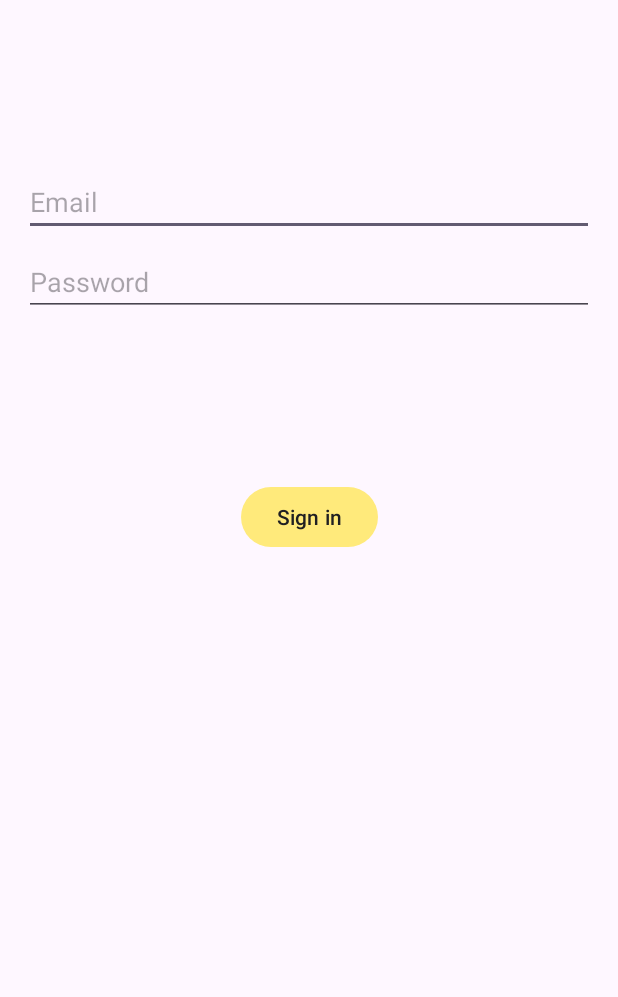
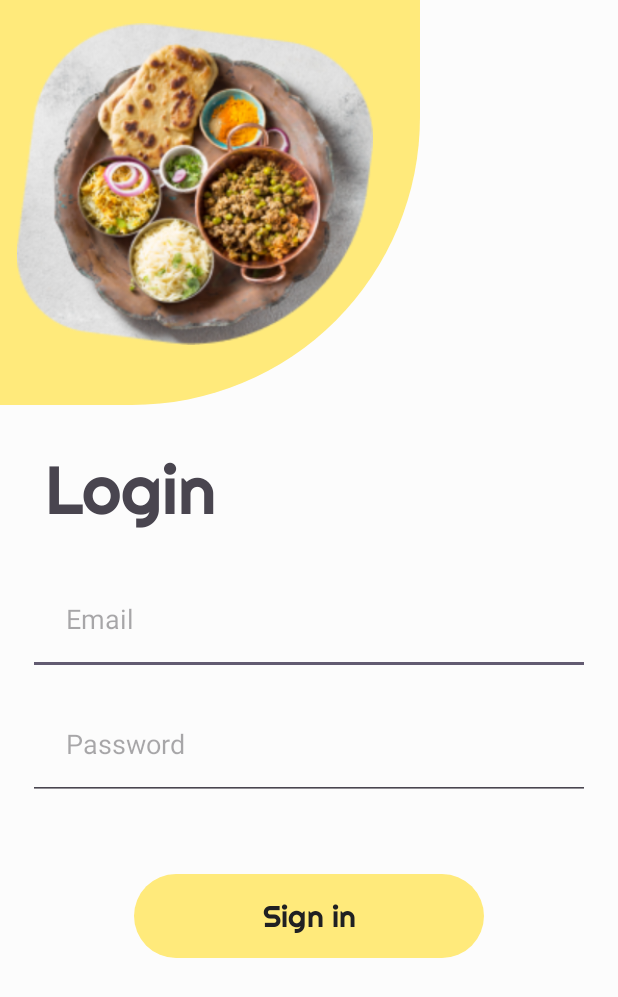
Before and after one commit to Sd023/Entrees, an Android app: the screen it shows after launch (LoginScreen), on a phone screen of 412 x 824 dp. Shown: the top 997 px of the screen. Run offline under Robolectric (Android 15) with nearby library versions, the phone set to English and light mode, and no system bars; our stand-ins replace Firebase (no records; nobody signed in at launch, a user with empty details on screens opened directly).

Commit message:
Login Firebase integration. Code update

```diff
--- a/app/build.gradle.kts
+++ b/app/build.gradle.kts
@@ -91,4 +91,7 @@ dependencies {
     implementation("com.google.firebase:firebase-auth")
     implementation("com.google.firebase:firebase-database")
 
+    implementation (libs.androidx.lifecycle.viewmodel.ktx.v231)
+
+
 }
--- a/app/src/main/java/com/sdapps/entres/ui/login/LoginHelper.kt
+++ b/app/src/main/java/com/sdapps/entres/ui/login/LoginHelper.kt
@@ -12,12 +12,15 @@ interface LoginHelper {
 
         fun showError(msg : String?)
 
+        fun moveToNextScreen(loginBO: loginBO)
+
     }
 
     interface Presenter{
         fun attachView(view: LoginHelper.View, context: Context)
         fun detachView()
         fun login(
+            firebaseAuth: FirebaseAuth,
             userName: String,
             password: String
         )
--- a/app/src/main/java/com/sdapps/entres/ui/login/loginBO.kt
+++ b/app/src/main/java/com/sdapps/entres/ui/login/loginBO.kt
@@ -3,5 +3,9 @@ package com.sdapps.entres.ui.login
 class loginBO {
 
     var username: String? = null
-    var password : String? = null
+    var password: String? = null
+
+    var userRole : String? = null
+    var imgUrl : String? = null
+    var createdDate : String? = null
 }
--- /dev/null
+++ b/app/src/main/res/drawable/login_shape.xml
@@ -0,0 +1,13 @@
+<?xml version="1.0" encoding="utf-8"?>
+<shape xmlns:android="http://schemas.android.com/apk/res/android"
+    android:shape="rectangle">
+
+    <corners
+        android:topLeftRadius="0dp"
+        android:topRightRadius="0dp"
+        android:bottomLeftRadius="0dp"
+        android:bottomRightRadius="192dp"/>
+
+    <solid android:color="@color/primary_light" />
+
+</shape>
--- /dev/null
+++ b/app/src/main/res/drawable/login_shape_2.xml
@@ -0,0 +1,14 @@
+<?xml version="1.0" encoding="utf-8"?>
+<shape xmlns:android="http://schemas.android.com/apk/res/android"
+    android:shape="rectangle">
+
+    <corners
+        android:topLeftRadius="192dp"
+        android:topRightRadius="0dp"
+        android:bottomLeftRadius="0dp"
+        android:bottomRightRadius="0dp"/>
+
+    <solid android:color="@color/primary_light" />
+    >
+
+</shape>
--- a/app/src/main/res/layout/activity_login_screen.xml
+++ b/app/src/main/res/layout/activity_login_screen.xml
@@ -5,23 +5,60 @@
     android:id="@+id/container"
     android:layout_width="match_parent"
     android:layout_height="match_parent"
-    android:paddingLeft="@dimen/activity_horizontal_margin"
-    android:paddingTop="@dimen/activity_vertical_margin"
-    android:paddingRight="@dimen/activity_horizontal_margin"
-    android:paddingBottom="@dimen/activity_vertical_margin"
+    android:background="@color/white"
     tools:context=".ui.login.LoginScreen">
+
+
+    <View
+        android:id="@+id/ellipse_1"
+        android:layout_width="280dp"
+        android:layout_height="270dp"
+        android:layout_alignParentStart="true"
+        android:layout_alignParentTop="true"
+        android:background="@drawable/login_shape"
+        app:layout_constraintStart_toStartOf="parent"
+        app:layout_constraintTop_toTopOf="parent"
+        />
+
+
+    <ImageView
+        android:layout_width="237dp"
+        android:layout_height="220dp"
+        android:src="@drawable/food_login"
+        app:layout_constraintBottom_toBottomOf="@+id/ellipse_1"
+        app:layout_constraintEnd_toEndOf="@+id/ellipse_1"
+        app:layout_constraintHorizontal_bias="0.262"
+        app:layout_constraintStart_toStartOf="parent"
+        app:layout_constraintTop_toTopOf="parent"
+        app:layout_constraintVertical_bias="0.25" />
+
+    <TextView
+        android:id="@+id/textView2"
+        android:layout_width="wrap_content"
+        android:layout_height="wrap_content"
+        android:layout_marginTop="28dp"
+        android:text="Login"
+        android:fontFamily="@font/righteous_font"
+        android:textSize="45sp"
+        android:layout_marginStart="30dp"
+        app:layout_constraintEnd_toEndOf="parent"
+        app:layout_constraintHorizontal_bias="0.0"
+        app:layout_constraintStart_toStartOf="parent"
+        app:layout_constraintTop_toBottomOf="@+id/ellipse_1" />
 
     <EditText
         android:id="@+id/username"
         android:layout_width="0dp"
         android:layout_height="wrap_content"
-        android:layout_marginTop="96dp"
         android:hint="@string/prompt_email"
+        android:layout_marginTop="20dp"
         android:inputType="textEmailAddress"
+        android:padding="25dp"
+        app:layout_constraintWidth_percent="0.91"
         android:selectAllOnFocus="true"
         app:layout_constraintEnd_toEndOf="parent"
         app:layout_constraintStart_toStartOf="parent"
-        app:layout_constraintTop_toTopOf="parent" />
+        app:layout_constraintTop_toBottomOf="@+id/textView2" />
 
     <EditText
         android:id="@+id/password"
@@ -31,7 +68,9 @@
         android:hint="@string/prompt_password"
         android:imeActionLabel="@string/action_sign_in_short"
         android:imeOptions="actionDone"
+        android:padding="25dp"
         android:inputType="textPassword"
+        app:layout_constraintWidth_percent="0.91"
         android:selectAllOnFocus="true"
         app:layout_constraintEnd_toEndOf="parent"
         app:layout_constraintStart_toStartOf="parent"
@@ -39,14 +78,16 @@
 
     <Button
         android:id="@+id/login"
-        android:layout_width="wrap_content"
-        android:layout_height="wrap_content"
+        android:layout_width="233dp"
+        android:layout_height="64dp"
         android:layout_gravity="start"
         android:layout_marginTop="16dp"
         android:layout_marginBottom="64dp"
         android:enabled="true"
         android:textColor="@color/bg_color"
+        android:textSize="20sp"
         android:text="@string/action_sign_in"
+        android:fontFamily="@font/righteous_font"
         app:layout_constraintBottom_toBottomOf="parent"
         app:layout_constraintEnd_toEndOf="parent"
         app:layout_constraintStart_toStartOf="parent"
@@ -67,4 +108,20 @@
         app:layout_constraintTop_toTopOf="parent"
         app:layout_constraintVertical_bias="0.3" />
 
+
+<!--    <View-->
+<!--        android:id="@+id/ellipse_2"-->
+<!--        android:layout_width="170dp"-->
+<!--        android:layout_height="140dp"-->
+<!--        android:layout_alignParentStart="true"-->
+<!--        android:layout_alignParentTop="true"-->
+<!--        android:background="@drawable/login_shape_2"-->
+<!--        app:layout_constraintBottom_toBottomOf="parent"-->
+
+<!--        app:layout_constraintEnd_toEndOf="parent"-->
+<!--        app:layout_constraintTop_toBottomOf="@+id/login"-->
+<!--        app:layout_constraintVertical_bias="0.990"-->
+<!--        tools:ignore="MissingConstraints" />-->
+
+
 </androidx.constraintlayout.widget.ConstraintLayout>
--- a/app/src/main/res/layout/fragment_history.xml
+++ b/app/src/main/res/layout/fragment_history.xml
@@ -7,8 +7,11 @@
 
     <!-- TODO: Update blank fragment layout -->
     <TextView
+        android:id="@+id/role"
+        android:gravity="center"
+        android:textSize="30sp"
         android:layout_width="match_parent"
         android:layout_height="match_parent"
-        android:text="@string/hello_blank_fragment" />
+        android:text="" />
 
 </FrameLayout>
--- a/app/src/main/res/navigation/nav_graph.xml
+++ b/app/src/main/res/navigation/nav_graph.xml
@@ -3,7 +3,7 @@
     xmlns:app="http://schemas.android.com/apk/res-auto"
     xmlns:tools="http://schemas.android.com/tools"
     android:id="@+id/mobile_navigation"
-    app:startDestination="@+id/orderHistory">
+    app:startDestination="@+id/orderTaking">
 
     <fragment
         android:id="@+id/orderHistory"
--- a/app/src/main/res/values/colors.xml
+++ b/app/src/main/res/values/colors.xml
@@ -3,6 +3,7 @@
     <color name="white">#FCFCFC</color>
     <color name="bg_color">#202022</color>
     <color name="primary_light">#FFEA7B</color>
+    <color name="login">#11FFEA7B</color>
 
 
 
--- a/gradle/libs.versions.toml
+++ b/gradle/libs.versions.toml
@@ -1,5 +1,6 @@
 [versions]
 agp = "8.1.2"
+androidx-lifecycle-viewmodel-ktx = "2.3.1"
 converter-gson = "2.3.0"
 gradle = "8.1.2"
 kotlin = "1.8.0"
@@ -20,6 +21,7 @@ annotation = "1.7.0"
 gms = "4.4.0"
 
 [libraries]
+androidx-lifecycle-viewmodel-ktx-v231 = { module = "androidx.lifecycle:lifecycle-viewmodel-ktx", version.ref = "androidx-lifecycle-viewmodel-ktx" }
 converter-gson = { module = "com.squareup.retrofit2:converter-gson", version.ref = "converter-gson" }
 core-ktx = { group = "androidx.core", name = "core-ktx", version.ref = "core-ktx" }
 gradle = { module = "com.android.tools.build:gradle", version.ref = "gradle" }
```
Also changed, not shown: app/src/main/java/com/sdapps/entres/BaseActivity.kt (+17 -0 lines), app/src/main/java/com/sdapps/entres/core/date/DateTools.kt (added, +32 -0 lines), app/src/main/java/com/sdapps/entres/home/history/HistoryFragment.kt (+26 -1 lines), app/src/main/java/com/sdapps/entres/home/history/VM.kt (added, +8 -0 lines), app/src/main/java/com/sdapps/entres/ui/login/LoginPresenter.kt (+46 -3 lines), app/src/main/java/com/sdapps/entres/ui/login/LoginScreen.kt (+53 -15 lines), app/src/main/res/drawable/food_login.png (added), app/src/main/res/font/righteous_font.ttf (added), 2 other files.
